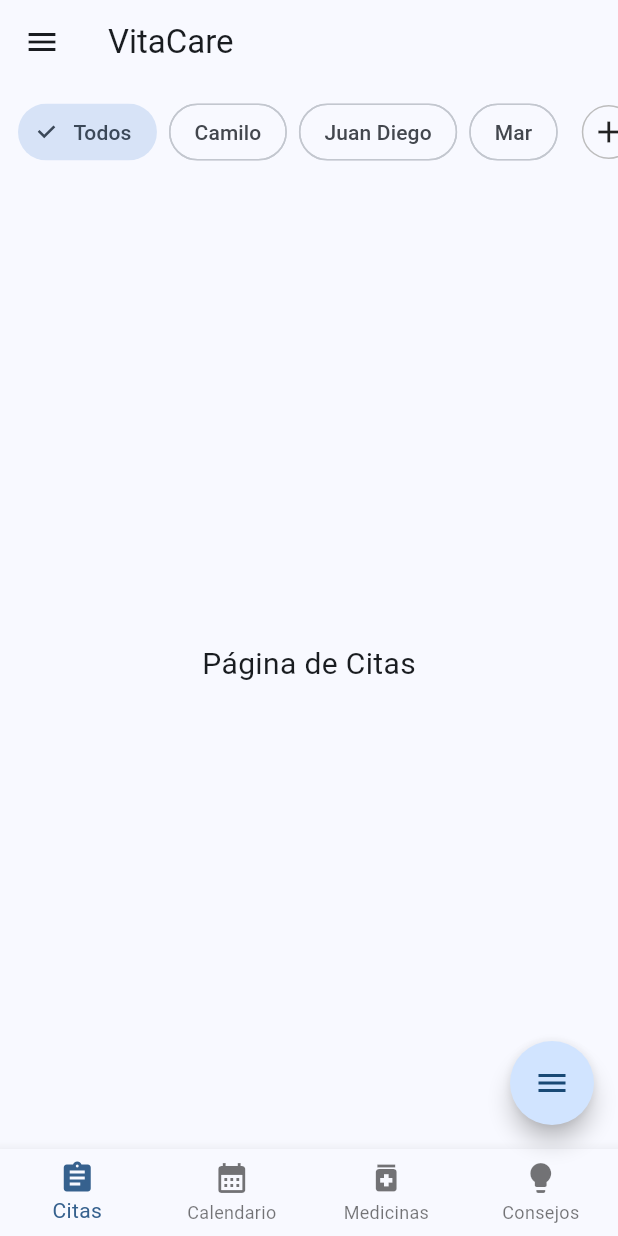
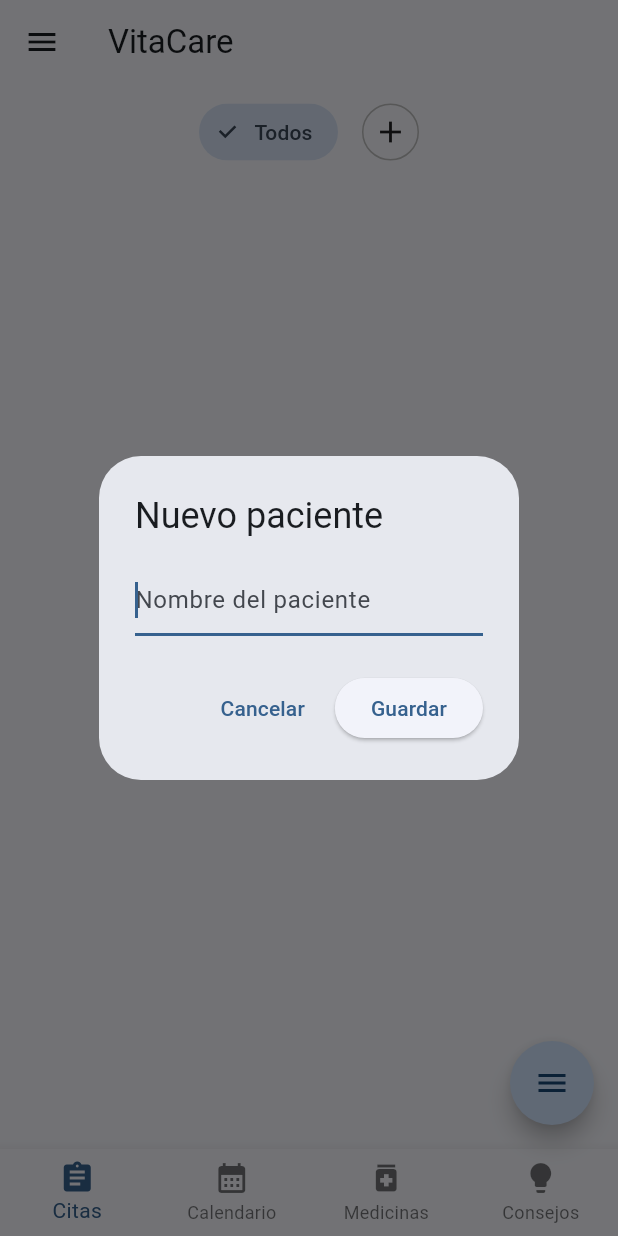
Before and after one commit to milo023-jpg/VitaCareOf, a Flutter app: the HomeScreen screen opened by its route, after a tap on the "add" icon, on a phone screen of 412 x 824 dp. Run offline on Flutter 3.47's test engine with Material 3 defaults, Android fonts, the phone set to English and light mode, and no system bars; drawn by our look-alikes of flutter_speed_dial; our stand-ins replace cloud_firestore, firebase_auth, firebase_core, go_router; accounts and stored records are empty.

Commit message:
listar pacientes en el filtro implementado

```diff
--- a/lib/config/routes/go_router.dart
+++ b/lib/config/routes/go_router.dart
@@ -13,7 +13,7 @@ import 'package:vitacareof/presentation/screens/register/register_screen.dart';
 import 'package:vitacareof/presentation/screens/theme/theme_screen.dart';
 
 final GoRouter appRouter = GoRouter(
-  initialLocation: '/home',
+  initialLocation: '/login',
   routes: [
     //    LOGIN
     GoRoute(
--- /dev/null
+++ b/lib/data/datasources/patients_datasource.dart
@@ -0,0 +1,28 @@
+import 'package:cloud_firestore/cloud_firestore.dart';
+import 'package:firebase_auth/firebase_auth.dart';
+import 'package:vitacareof/domain/entities/patient.dart';
+
+class PatientsDatasource {
+  final _firestore = FirebaseFirestore.instance;
+  final _auth = FirebaseAuth.instance;
+
+  String get _uid => _auth.currentUser!.uid;
+
+  CollectionReference get _patientsRef =>
+      _firestore.collection('users').doc(_uid).collection('patients');
+
+  Stream<List<Patient>> getPatients() {
+    return _patientsRef.snapshots().map((snapshot) {
+      return snapshot.docs
+          .map(
+            (doc) =>
+                Patient.fromMap(doc.id, doc.data() as Map<String, dynamic>),
+          )
+          .toList();
+    });
+  }
+
+  Future<void> addPatient(String name) {
+    return _patientsRef.add({'name': name, 'createdAt': Timestamp.now()});
+  }
+}
--- /dev/null
+++ b/lib/domain/entities/patient.dart
@@ -0,0 +1,14 @@
+class Patient {
+  final String id;
+  final String name;
+
+  Patient({required this.id, required this.name});
+
+  factory Patient.fromMap(String id, Map<String, dynamic> data) {
+    return Patient(id: id, name: data['name']);
+  }
+
+  Map<String, dynamic> toMap() {
+    return {'name': name};
+  }
+}
--- a/lib/presentation/screens/home/home_screen.dart
+++ b/lib/presentation/screens/home/home_screen.dart
@@ -1,6 +1,8 @@
 import 'package:flutter/material.dart';
 import 'package:flutter_speed_dial/flutter_speed_dial.dart';
 import 'package:go_router/go_router.dart';
+import 'package:vitacareof/data/datasources/patients_datasource.dart';
+import 'package:vitacareof/domain/entities/patient.dart';
 import 'package:vitacareof/presentation/screens/home/advice_page.dart';
 import 'package:vitacareof/presentation/screens/home/appointments_page.dart';
 import 'package:vitacareof/presentation/screens/home/calendar_page.dart';
@@ -16,7 +18,8 @@ class HomeScreen extends StatefulWidget {
 }
 
 class _HomeScreenState extends State<HomeScreen> {
-  List<String> filtros = ['Camilo', 'Juan Diego', 'Mar'];
+  final _patientsDatasource = PatientsDatasource();
+  List<Patient> _patients = [];
   String? filtroSeleccionado;
   int _paginaActual = 0;
 
@@ -28,6 +31,50 @@ class _HomeScreenState extends State<HomeScreen> {
   ];
 
   @override
+  void initState() {
+    super.initState();
+
+    _patientsDatasource.getPatients().listen((patients) {
+      setState(() {
+        _patients = patients;
+      });
+    });
+  }
+
+  void _mostrarDialogoNuevoPaciente() {
+    showDialog(
+      context: context,
+      builder: (context) {
+        String nombre = '';
+
+        return AlertDialog(
+          title: const Text('Nuevo paciente'),
+          content: TextField(
+            autofocus: true,
+            decoration: const InputDecoration(hintText: 'Nombre del paciente'),
+            onChanged: (value) => nombre = value,
+          ),
+          actions: [
+            TextButton(
+              onPressed: () => Navigator.pop(context),
+              child: const Text('Cancelar'),
+            ),
+            ElevatedButton(
+              onPressed: () async {
+                if (nombre.trim().isNotEmpty) {
+                  await _patientsDatasource.addPatient(nombre.trim());
+                }
+                Navigator.pop(context);
+              },
+              child: const Text('Guardar'),
+            ),
+          ],
+        );
+      },
+    );
+  }
+
+  @override
   Widget build(BuildContext context) {
     return Scaffold(
       drawer: const SideMenu(),
@@ -35,14 +82,14 @@ class _HomeScreenState extends State<HomeScreen> {
       body: Column(
         children: [
           HorizontalFilters(
-            patients: filtros,
+            patients: _patients,
             selectedPatient: filtroSeleccionado,
             onSelected: (value) {
               setState(() {
                 filtroSeleccionado = value;
               });
             },
-            onAddPatient: () {},
+            onAddPatient: _mostrarDialogoNuevoPaciente,
           ),
           Expanded(child: _paginas[_paginaActual]),
         ],
--- a/lib/presentation/widgets/horizontal_filters.dart
+++ b/lib/presentation/widgets/horizontal_filters.dart
@@ -1,7 +1,8 @@
 import 'package:flutter/material.dart';
+import 'package:vitacareof/domain/entities/patient.dart';
 
 class HorizontalFilters extends StatelessWidget {
-  final List<String> patients;
+  final List<Patient> patients;
   final String? selectedPatient;
   final ValueChanged<String?> onSelected;
   final VoidCallback onAddPatient;
@@ -16,36 +17,34 @@ class HorizontalFilters extends StatelessWidget {
 
   @override
   Widget build(BuildContext context) {
-    final colors = Theme.of(context).colorScheme;
-
     return SingleChildScrollView(
       scrollDirection: Axis.horizontal,
       padding: const EdgeInsets.symmetric(horizontal: 12, vertical: 8),
       child: Row(
         children: [
-          /// 👉 Filtro "Todos"
+          /// 👉 Todos
           ChoiceChip(
             label: const Text('Todos'),
+            selected: selectedPatient == null,
             shape: RoundedRectangleBorder(
               borderRadius: BorderRadius.circular(20),
             ),
-            selected: selectedPatient == null,
             onSelected: (_) => onSelected(null),
           ),
 
           const SizedBox(width: 8),
 
-          /// 👉 Chips de pacientes
+          /// 👉 Pacientes
           ...patients.map((patient) {
             return Padding(
               padding: const EdgeInsets.only(right: 8),
               child: ChoiceChip(
-                label: Text(patient),
+                label: Text(patient.name),
+                selected: selectedPatient == patient.id,
                 shape: RoundedRectangleBorder(
-                  borderRadius: BorderRadiusGeometry.circular(20),
+                  borderRadius: BorderRadius.circular(20),
                 ),
-                selected: selectedPatient == patient,
-                onSelected: (_) => onSelected(patient),
+                onSelected: (_) => onSelected(patient.id),
               ),
             );
           }),
@@ -57,7 +56,7 @@ class HorizontalFilters extends StatelessWidget {
             onTap: onAddPatient,
             borderRadius: BorderRadius.circular(20),
             child: Container(
-              padding: const EdgeInsets.all(5),
+              padding: const EdgeInsets.all(6),
               decoration: BoxDecoration(
                 border: Border.all(color: Colors.grey.shade400),
                 borderRadius: BorderRadius.circular(20),
```
